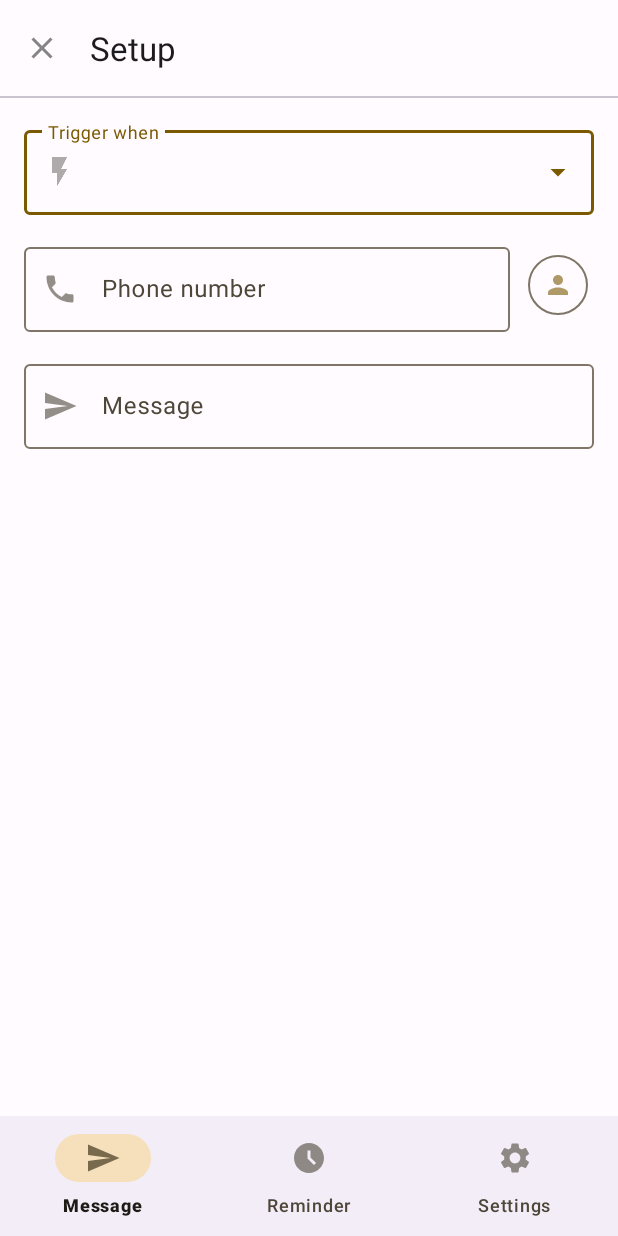
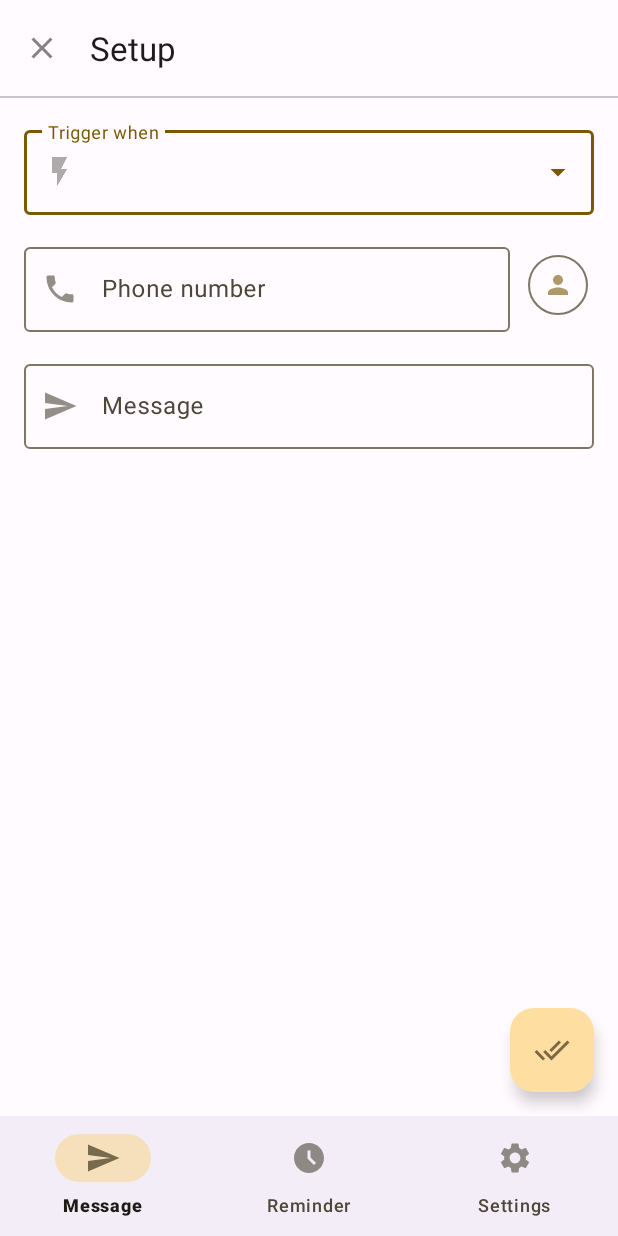
Before and after one commit to loooris/ZoneTasker, an Android app: the MessageFragment screen opened directly, with no data from a screen before it, on a phone screen of 412 x 824 dp. Run offline under Robolectric (Android 15) with nearby library versions, the phone set to English and light mode, and no system bars.

Commit message:
added done button + removed frame layout

```diff
--- /dev/null
+++ b/app/src/main/res/drawable-anydpi/ic_done.xml
@@ -0,0 +1,11 @@
+<vector xmlns:android="http://schemas.android.com/apk/res/android"
+    android:width="24dp"
+    android:height="24dp"
+    android:viewportWidth="24"
+    android:viewportHeight="24"
+    android:tint="#333333"
+    android:alpha="0.6">
+  <path
+      android:fillColor="@android:color/white"
+      android:pathData="M18,7l-1.41,-1.41 -6.34,6.34 1.41,1.41L18,7zM22.24,5.59L11.66,16.17 7.48,12l-1.41,1.41L11.66,19l12,-12 -1.42,-1.41zM0.41,13.41L6,19l1.41,-1.41L1.83,12 0.41,13.41z"/>
+</vector>
--- a/app/src/main/res/layout/fragment_message.xml
+++ b/app/src/main/res/layout/fragment_message.xml
@@ -1,22 +1,25 @@
 <?xml version="1.0" encoding="utf-8"?>
-<FrameLayout xmlns:android="http://schemas.android.com/apk/res/android"
+
+
+    <androidx.constraintlayout.widget.ConstraintLayout
+        xmlns:android="http://schemas.android.com/apk/res/android"
         xmlns:app="http://schemas.android.com/apk/res-auto"
         xmlns:tools="http://schemas.android.com/tools"
         android:layout_width="match_parent"
         android:layout_height="match_parent"
         tools:context=".OptionsMenuActivity">
 
-    <androidx.constraintlayout.widget.ConstraintLayout
-        android:layout_width="match_parent"
-        android:layout_height="match_parent"
-        android:layout_margin="16dp">
-
     <com.google.android.material.textfield.TextInputLayout
         android:id="@+id/triggerField"
         style="@style/Widget.MaterialComponents.TextInputLayout.OutlinedBox.ExposedDropdownMenu"
         android:layout_width="match_parent"
         android:layout_height="wrap_content"
+        android:layout_marginStart="16dp"
+        android:layout_marginTop="16dp"
+        android:layout_marginEnd="16dp"
         android:hint="@string/trigger"
+        app:layout_constraintEnd_toEndOf="parent"
+        app:layout_constraintStart_toStartOf="parent"
         app:layout_constraintTop_toTopOf="parent"
         app:startIconDrawable="@drawable/ic_trigger">
 
@@ -32,9 +35,13 @@
         android:id="@+id/phoneNumberLinearLayout"
         android:layout_width="match_parent"
         android:layout_height="wrap_content"
+        android:layout_marginStart="16dp"
         android:layout_marginTop="16dp"
+        android:layout_marginEnd="16dp"
+        android:gravity="center_vertical"
         android:orientation="horizontal"
-            android:gravity="center_vertical"
+        app:layout_constraintEnd_toEndOf="parent"
+        app:layout_constraintStart_toStartOf="parent"
         app:layout_constraintTop_toBottomOf="@+id/triggerField">
 
         <com.google.android.material.textfield.TextInputLayout
@@ -69,9 +76,13 @@
         android:id="@+id/messageLayout"
         android:layout_width="match_parent"
         android:layout_height="wrap_content"
+        android:layout_marginStart="16dp"
         android:layout_marginTop="16dp"
+        android:layout_marginEnd="16dp"
         android:hint="@string/message"
         app:endIconMode="clear_text"
+        app:layout_constraintEnd_toEndOf="parent"
+        app:layout_constraintStart_toStartOf="parent"
         app:layout_constraintTop_toBottomOf="@+id/phoneNumberLinearLayout"
         app:startIconDrawable="@drawable/ic_send">
 
@@ -85,6 +96,15 @@
     </com.google.android.material.textfield.TextInputLayout>
 
 
+    <com.google.android.material.floatingactionbutton.FloatingActionButton
+        android:id="@+id/DoneFAB"
+        android:layout_width="wrap_content"
+        android:layout_height="wrap_content"
+        android:layout_marginEnd="16dp"
+        android:layout_marginBottom="16dp"
+        android:clickable="true"
+        app:layout_constraintBottom_toBottomOf="parent"
+        app:layout_constraintEnd_toEndOf="parent"
+        app:srcCompat="@drawable/ic_done" />
+
     </androidx.constraintlayout.widget.ConstraintLayout>
-
-</FrameLayout>
```
Also changed, not shown: app/src/main/res/drawable-hdpi/ic_done.png (added), app/src/main/res/drawable-mdpi/ic_done.png (added), app/src/main/res/drawable-xhdpi/ic_done.png (added), app/src/main/res/drawable-xxhdpi/ic_done.png (added). Lines whose indentation alone changed are shown as unchanged.
